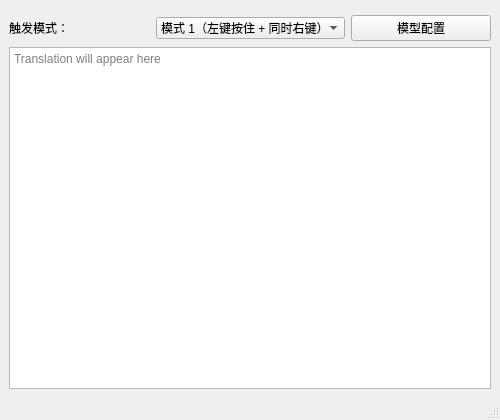
Qt form mainwindow.ui (Miska-raligun/ai-translator) before a commit.
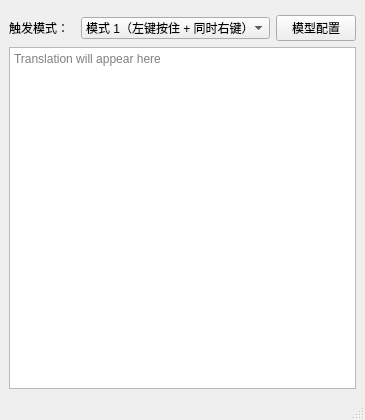
The same form after that commit. Custom widgets are drawn as their Qt base class.

What changed in the file:
```diff
--- a/mainwindow.ui
+++ b/mainwindow.ui
@@ -6,7 +6,7 @@
    <rect>
     <x>0</x>
     <y>0</y>
-    <width>500</width>
+    <width>365</width>
     <height>420</height>
    </rect>
   </property>
```
